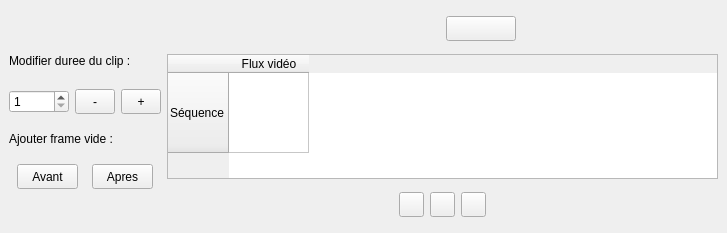
stopmotionimac/tweedy, file src/tweedy/gui/timeline/TimeLineUi.ui: the form before one commit.
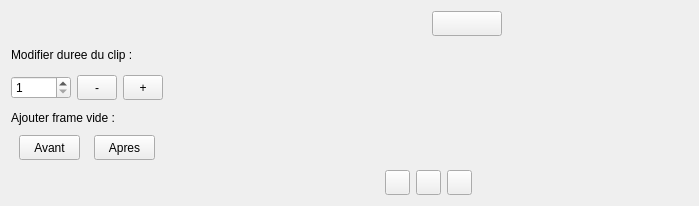
The form after the commit.

Commit message: modif couleur css + creation viewer avec bouton + creation table pour drag and drop

Diff of the .ui file:
```diff
--- a/src/tweedy/gui/timeline/TimeLineUi.ui
+++ b/src/tweedy/gui/timeline/TimeLineUi.ui
@@ -1,19 +1,18 @@
 <?xml version="1.0" encoding="UTF-8"?>
 <ui version="4.0">
  <class>Timeline</class>
- <widget class="QDockWidget" name="Timeline">
+ <widget class="QWidget" name="Timeline">
   <property name="geometry">
    <rect>
     <x>0</x>
     <y>0</y>
-    <width>727</width>
-    <height>233</height>
+    <width>699</width>
+    <height>206</height>
    </rect>
   </property>
   <property name="windowTitle">
    <string/>
   </property>
-  <widget class="QWidget" name="dockWidgetContents">
    <layout class="QHBoxLayout" name="horizontalLayout_3">
     <item>
      <layout class="QVBoxLayout" name="verticalLayout">
@@ -239,46 +238,14 @@
        </layout>
       </item>
       <item>
-       <layout class="QHBoxLayout" name="tableLayout">
-        <item>
-         <widget class="QTableWidget" name="table">
+      <widget class="QWidget" name="widgetContentTable" native="true">
           <property name="minimumSize">
            <size>
             <width>100</width>
             <height>120</height>
            </size>
           </property>
-          <property name="maximumSize">
-           <size>
-            <width>16777215</width>
-            <height>125</height>
-           </size>
-          </property>
-          <attribute name="horizontalHeaderDefaultSectionSize">
-           <number>80</number>
-          </attribute>
-          <attribute name="horizontalHeaderMinimumSectionSize">
-           <number>80</number>
-          </attribute>
-          <attribute name="verticalHeaderDefaultSectionSize">
-           <number>80</number>
-          </attribute>
-          <attribute name="verticalHeaderMinimumSectionSize">
-           <number>80</number>
-          </attribute>
-          <row>
-           <property name="text">
-            <string>Séquence</string>
-           </property>
-          </row>
-          <column>
-           <property name="text">
-            <string>Flux vidéo</string>
-           </property>
-          </column>
-         </widget>
-        </item>
-       </layout>
+      </widget>
       </item>
       <item>
        <layout class="QHBoxLayout" name="horizontalLayout">
@@ -389,7 +356,6 @@
     </item>
    </layout>
   </widget>
- </widget>
  <resources/>
  <connections>
   <connection>
```
Left out of the diff: 21 changed lines with no effect on the pictures. Lines whose indentation alone changed are shown as unchanged. The commit also changes 9 other files.
